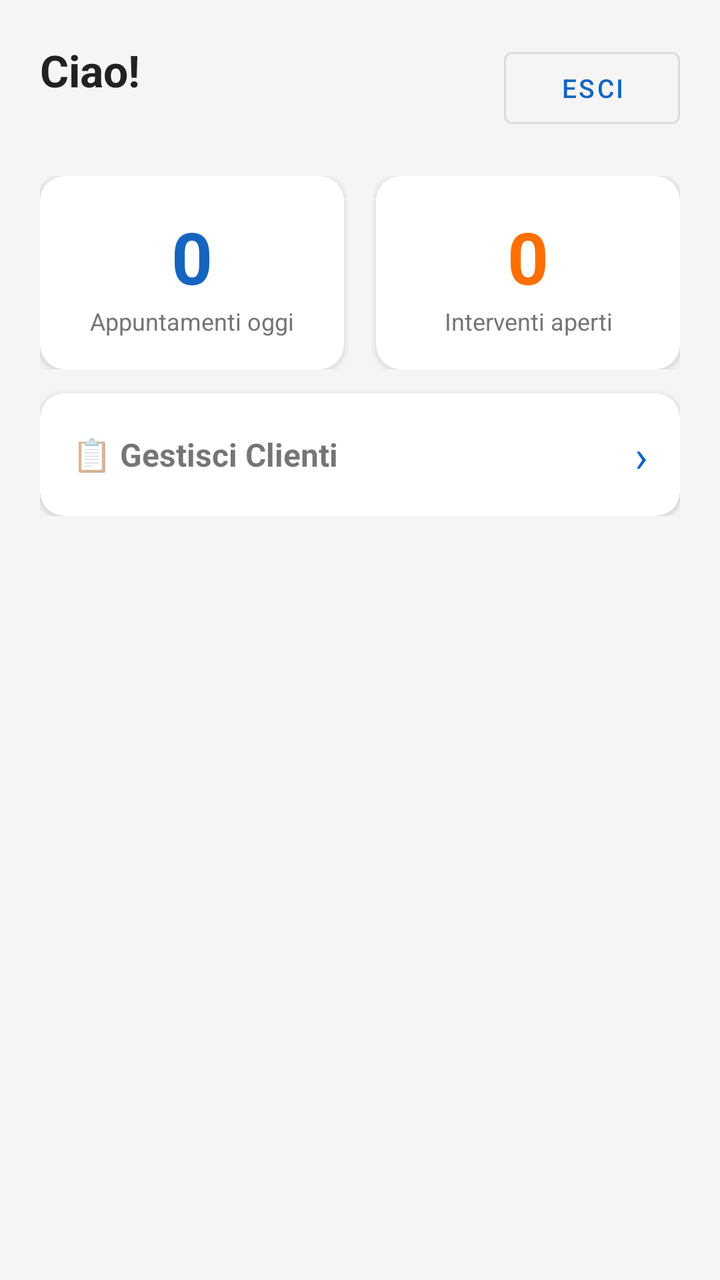
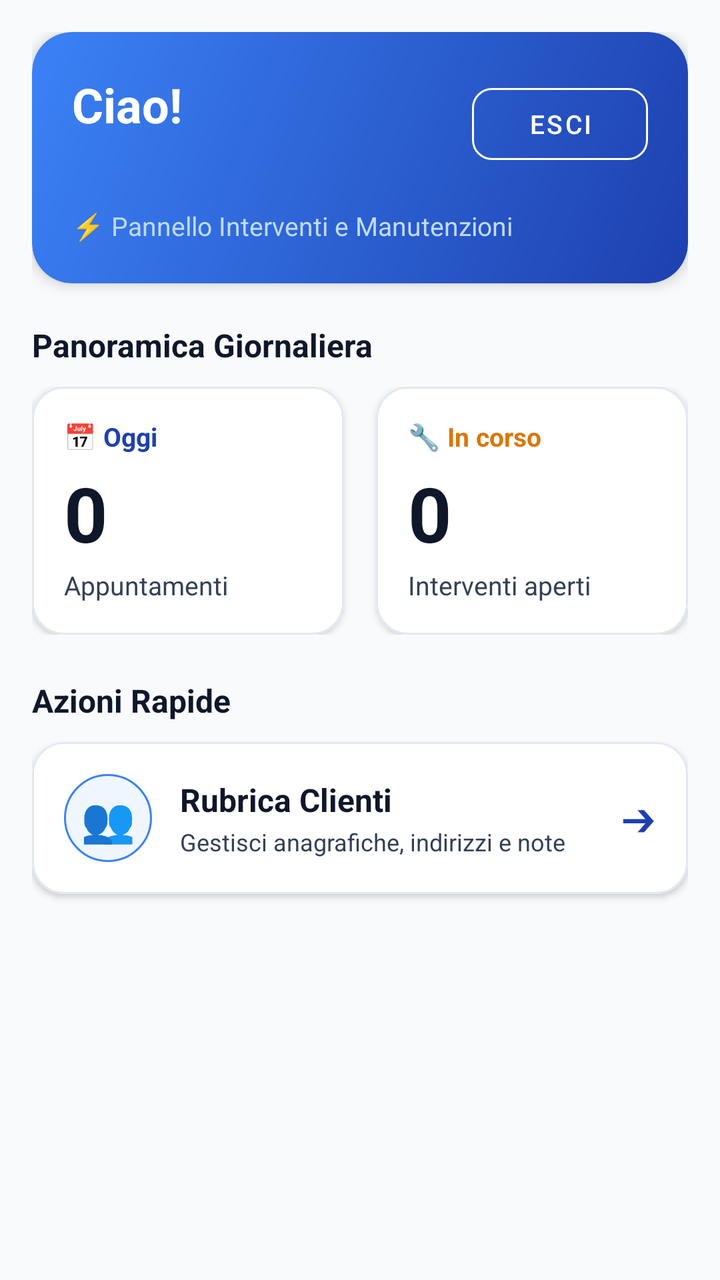

Compare the two renders of this Android layout. The source of the first and the diff that turns it into the second are given below.
<!-- AndroidManifest.xml: application theme Theme.TechInterventionApp -->
<!-- res/layout/fragment_dashboard.xml -->
<?xml version="1.0" encoding="utf-8"?>
<ScrollView
    xmlns:android="http://schemas.android.com/apk/res/android"
    xmlns:app="http://schemas.android.com/apk/res-auto"
    android:layout_width="match_parent"
    android:layout_height="match_parent"
    android:background="@color/background">

    <LinearLayout
        android:layout_width="match_parent"
        android:layout_height="wrap_content"
        android:orientation="vertical"
        android:padding="20dp">

        
        <LinearLayout
            android:layout_width="match_parent"
            android:layout_height="wrap_content"
            android:orientation="horizontal"
            android:gravity="center_vertical">

            <LinearLayout
                android:layout_width="0dp"
                android:layout_height="wrap_content"
                android:layout_weight="1"
                android:orientation="vertical">

                <TextView
                    android:id="@+id/tv_welcome"
                    android:layout_width="wrap_content"
                    android:layout_height="wrap_content"
                    android:text="Ciao!"
                    android:textSize="22sp"
                    android:textStyle="bold"
                    android:textColor="@color/on_surface" />

                <TextView
                    android:id="@+id/tv_date"
                    android:layout_width="wrap_content"
                    android:layout_height="wrap_content"
                    android:textSize="13sp"
                    android:textColor="@color/text_secondary" />
            </LinearLayout>

            <com.google.android.material.button.MaterialButton
                android:id="@+id/btn_logout"
                style="@style/Widget.MaterialComponents.Button.OutlinedButton"
                android:layout_width="wrap_content"
                android:layout_height="wrap_content"
                android:text="Esci"
                android:textSize="13sp" />
        </LinearLayout>

        
        <LinearLayout
            android:layout_width="match_parent"
            android:layout_height="wrap_content"
            android:orientation="horizontal"
            android:layout_marginTop="20dp">

            <com.google.android.material.card.MaterialCardView
                android:id="@+id/card_appointments"
                android:layout_width="0dp"
                android:layout_height="wrap_content"
                android:layout_weight="1"
                app:cardCornerRadius="12dp"
                app:cardElevation="2dp"
                android:layout_marginEnd="8dp">

                <LinearLayout
                    android:layout_width="match_parent"
                    android:layout_height="wrap_content"
                    android:orientation="vertical"
                    android:padding="16dp"
                    android:gravity="center">

                    <TextView
                        android:id="@+id/tv_appointment_count"
                        android:layout_width="wrap_content"
                        android:layout_height="wrap_content"
                        android:text="0"
                        android:textSize="36sp"
                        android:textStyle="bold"
                        android:textColor="@color/primary" />

                    <TextView
                        android:layout_width="wrap_content"
                        android:layout_height="wrap_content"
                        android:text="Appuntamenti oggi"
                        android:textSize="12sp"
                        android:textColor="@color/text_secondary"
                        android:gravity="center" />
                </LinearLayout>
            </com.google.android.material.card.MaterialCardView>

            <com.google.android.material.card.MaterialCardView
                android:id="@+id/card_interventions"
                android:layout_width="0dp"
                android:layout_height="wrap_content"
                android:layout_weight="1"
                app:cardCornerRadius="12dp"
                app:cardElevation="2dp"
                android:layout_marginStart="8dp">

                <LinearLayout
                    android:layout_width="match_parent"
                    android:layout_height="wrap_content"
                    android:orientation="vertical"
                    android:padding="16dp"
                    android:gravity="center">

                    <TextView
                        android:id="@+id/tv_intervention_count"
                        android:layout_width="wrap_content"
                        android:layout_height="wrap_content"
                        android:text="0"
                        android:textSize="36sp"
                        android:textStyle="bold"
                        android:textColor="@color/secondary" />

                    <TextView
                        android:layout_width="wrap_content"
                        android:layout_height="wrap_content"
                        android:text="Interventi aperti"
                        android:textSize="12sp"
                        android:textColor="@color/text_secondary"
                        android:gravity="center" />
                </LinearLayout>
            </com.google.android.material.card.MaterialCardView>
        </LinearLayout>

        
        <com.google.android.material.card.MaterialCardView
            android:id="@+id/card_clients"
            android:layout_width="match_parent"
            android:layout_height="wrap_content"
            app:cardCornerRadius="12dp"
            app:cardElevation="2dp"
            android:layout_marginTop="12dp">

            <LinearLayout
                android:layout_width="match_parent"
                android:layout_height="wrap_content"
                android:padding="16dp"
                android:orientation="horizontal"
                android:gravity="center_vertical">

                <TextView
                    android:layout_width="0dp"
                    android:layout_height="wrap_content"
                    android:layout_weight="1"
                    android:text="📋 Gestisci Clienti"
                    android:textSize="16sp"
                    android:textStyle="bold" />

                <TextView
                    android:layout_width="wrap_content"
                    android:layout_height="wrap_content"
                    android:text="›"
                    android:textSize="22sp"
                    android:textColor="@color/primary" />
            </LinearLayout>
        </com.google.android.material.card.MaterialCardView>

    </LinearLayout>
</ScrollView>
<!-- resources referenced by this layout -->
<resources>
  <color name="background">#F5F5F5</color>
  <color name="on_surface">#212121</color>
  <color name="primary">#1565C0</color>
  <color name="secondary">#FF6F00</color>
  <color name="text_secondary">#757575</color>
  <style name="Theme.TechInterventionApp" parent="Theme.MaterialComponents.DayNight.NoActionBar">
          
          <item name="colorPrimary">@color/primary</item>
          <item name="colorPrimaryVariant">@color/primary_variant</item>
          <item name="colorOnPrimary">@color/white</item>
          <item name="colorSecondary">@color/secondary</item>
          <item name="colorSecondaryVariant">@color/secondary_variant</item>
          <item name="colorOnSecondary">@color/white</item>
          <item name="colorError">@color/error</item>
  
          
          <item name="android:colorBackground">@color/background</item>
          <item name="colorSurface">@color/surface</item>
          <item name="colorOnSurface">@color/on_surface</item>
  
          
          <item name="android:statusBarColor">@color/primary_variant</item>
      </style>
  <color name="primary_variant">#003c8f</color>
  <color name="white">#FFFFFF</color>
  <color name="secondary_variant">#c43e00</color>
  <color name="error">#B00020</color>
  <color name="surface">#FFFFFF</color>
</resources>

<!-- the commit's change to res/layout/fragment_dashboard.xml (unified diff, before → after) -->
@@ -4,67 +4,111 @@
     xmlns:app="http://schemas.android.com/apk/res-auto"
     android:layout_width="match_parent"
     android:layout_height="match_parent"
+    android:fillViewport="true"
     android:background="@color/background">
 
     <LinearLayout
         android:layout_width="match_parent"
         android:layout_height="wrap_content"
         android:orientation="vertical"
-        android:padding="20dp">
+        android:padding="16dp">
+
+        
+        <com.google.android.material.card.MaterialCardView
+            android:layout_width="match_parent"
+            android:layout_height="wrap_content"
+            app:cardCornerRadius="20dp"
+            app:cardElevation="4dp"
+            app:strokeWidth="0dp">
+
+            <LinearLayout
+                android:layout_width="match_parent"
+                android:layout_height="wrap_content"
+                android:background="@drawable/bg_header_card"
+                android:orientation="vertical"
+                android:padding="20dp">
+
+                <LinearLayout
+                    android:layout_width="match_parent"
+                    android:layout_height="wrap_content"
+                    android:orientation="horizontal"
+                    android:gravity="center_vertical">
+
+                    <LinearLayout
+                        android:layout_width="0dp"
+                        android:layout_height="wrap_content"
+                        android:layout_weight="1"
+                        android:orientation="vertical">
+
+                        <TextView
+                            android:id="@+id/tv_welcome"
+                            android:layout_width="wrap_content"
+                            android:layout_height="wrap_content"
+                            android:text="Ciao!"
+                            android:textSize="24sp"
+                            android:textStyle="bold"
+                            android:textColor="@color/white" />
+
+                        <TextView
+                            android:id="@+id/tv_date"
+                            android:layout_width="wrap_content"
+                            android:layout_height="wrap_content"
+                            android:textSize="13sp"
+                            android:textColor="#E0E7FF"
+                            android:layout_marginTop="2dp" />
+                    </LinearLayout>
+
+                    <com.google.android.material.button.MaterialButton
+                        android:id="@+id/btn_logout"
+                        style="@style/Widget.MaterialComponents.Button.TextButton"
+                        android:layout_width="wrap_content"
+                        android:layout_height="wrap_content"
+                        android:text="Esci"
+                        android:textColor="@color/white"
+                        android:textSize="13sp"
+                        app:strokeColor="#FFFFFF"
+                        app:strokeWidth="1dp"
+                        app:cornerRadius="10dp" />
+                </LinearLayout>
+
+                <TextView
+                    android:layout_width="wrap_content"
+                    android:layout_height="wrap_content"
+                    android:text="⚡ Pannello Interventi e Manutenzioni"
+                    android:textSize="13sp"
+                    android:textColor="#BFDBFE"
+                    android:layout_marginTop="16dp" />
+
+            </LinearLayout>
+        </com.google.android.material.card.MaterialCardView>
+
+        
+        <TextView
+            android:layout_width="match_parent"
+            android:layout_height="wrap_content"
+            android:text="Panoramica Giornaliera"
+            android:textSize="16sp"
+            android:textStyle="bold"
+            android:textColor="@color/text_primary"
+            android:layout_marginTop="20dp"
+            android:layout_marginBottom="10dp" />
 
         
         <LinearLayout
             android:layout_width="match_parent"
             android:layout_height="wrap_content"
-            android:orientation="horizontal"
-            android:gravity="center_vertical">
-
-            <LinearLayout
-                android:layout_width="0dp"
-                android:layout_height="wrap_content"
-                android:layout_weight="1"
-                android:orientation="vertical">
-
-                <TextView
-                    android:id="@+id/tv_welcome"
-                    android:layout_width="wrap_content"
-                    android:layout_height="wrap_content"
-                    android:text="Ciao!"
-                    android:textSize="22sp"
-                    android:textStyle="bold"
-                    android:textColor="@color/on_surface" />
-
-                <TextView
-                    android:id="@+id/tv_date"
-                    android:layout_width="wrap_content"
-                    android:layout_height="wrap_content"
-                    android:textSize="13sp"
-                    android:textColor="@color/text_secondary" />
-            </LinearLayout>
-
-            <com.google.android.material.button.MaterialButton
-                android:id="@+id/btn_logout"
-                style="@style/Widget.MaterialComponents.Button.OutlinedButton"
-                android:layout_width="wrap_content"
-                android:layout_height="wrap_content"
-                android:text="Esci"
-                android:textSize="13sp" />
-        </LinearLayout>
-
-        
-        <LinearLayout
-            android:layout_width="match_parent"
-            android:layout_height="wrap_content"
-            android:orientation="horizontal"
-            android:layout_marginTop="20dp">
-
+            android:orientation="horizontal">
+
+            
             <com.google.android.material.card.MaterialCardView
                 android:id="@+id/card_appointments"
                 android:layout_width="0dp"
                 android:layout_height="wrap_content"
                 android:layout_weight="1"
-                app:cardCornerRadius="12dp"
+                app:cardCornerRadius="16dp"
                 app:cardElevation="2dp"
+                app:strokeColor="@color/border_subtle"
+                app:strokeWidth="1dp"
                 android:layout_marginEnd="8dp">
 
                 <LinearLayout
@@ -72,34 +116,46 @@
                     android:layout_height="wrap_content"
                     android:orientation="vertical"
                     android:padding="16dp"
-                    android:gravity="center">
+                    android:background="@color/surface">
+
+                    <TextView
+                        android:layout_width="wrap_content"
+                        android:layout_height="wrap_content"
+                        android:text="📅 Oggi"
+                        android:textSize="13sp"
+                        android:textStyle="bold"
+                        android:textColor="@color/primary" />
 
                     <TextView
                         android:id="@+id/tv_appointment_count"
                         android:layout_width="wrap_content"
                         android:layout_height="wrap_content"
                         android:text="0"
-                        android:textSize="36sp"
-                        android:textStyle="bold"
-                        android:textColor="@color/primary" />
-
-                    <TextView
-                        android:layout_width="wrap_content"
-                        android:layout_height="wrap_content"
-                        android:text="Appuntamenti oggi"
-                        android:textSize="12sp"
+                        android:textSize="38sp"
+                        android:textStyle="bold"
+                        android:textColor="@color/text_primary"
+                        android:layout_marginTop="4dp" />
+
+                    <TextView
+                        android:layout_width="wrap_content"
+                        android:layout_height="wrap_content"
+                        android:text="Appuntamenti"
+                        android:textSize="13sp"
                         android:textColor="@color/text_secondary"
-                        android:gravity="center" />
+                        android:layout_marginTop="2dp" />
                 </LinearLayout>
             </com.google.android.material.card.MaterialCardView>
 
+            
             <com.google.android.material.card.MaterialCardView
                 android:id="@+id/card_interventions"
                 android:layout_width="0dp"
                 android:layout_height="wrap_content"
                 android:layout_weight="1"
-                app:cardCornerRadius="12dp"
+                app:cardCornerRadius="16dp"
                 app:cardElevation="2dp"
+                app:strokeColor="@color/border_subtle"
+                app:strokeWidth="1dp"
                 android:layout_marginStart="8dp">
 
                 <LinearLayout
@@ -107,57 +163,104 @@
                     android:layout_height="wrap_content"
                     android:orientation="vertical"
                     android:padding="16dp"
-                    android:gravity="center">
+                    android:background="@color/surface">
+
+                    <TextView
+                        android:layout_width="wrap_content"
+                        android:layout_height="wrap_content"
+                        android:text="🔧 In corso"
+                        android:textSize="13sp"
+                        android:textStyle="bold"
+                        android:textColor="@color/secondary" />
 
                     <TextView
                         android:id="@+id/tv_intervention_count"
                         android:layout_width="wrap_content"
                         android:layout_height="wrap_content"
                         android:text="0"
-                        android:textSize="36sp"
-                        android:textStyle="bold"
-                        android:textColor="@color/secondary" />
+                        android:textSize="38sp"
+                        android:textStyle="bold"
+                        android:textColor="@color/text_primary"
+                        android:layout_marginTop="4dp" />
 
                     <TextView
                         android:layout_width="wrap_content"
                         android:layout_height="wrap_content"
                         android:text="Interventi aperti"
+                        android:textSize="13sp"
+                        android:textColor="@color/text_secondary"
+                        android:layout_marginTop="2dp" />
+                </LinearLayout>
+            </com.google.android.material.card.MaterialCardView>
+        </LinearLayout>
+
+        
+        <TextView
+            android:layout_width="match_parent"
+            android:layout_height="wrap_content"
+            android:text="Azioni Rapide"
+            android:textSize="16sp"
+            android:textStyle="bold"
+            android:textColor="@color/text_primary"
+            android:layout_marginTop="22dp"
+            android:layout_marginBottom="10dp" />
+
+        
+        <com.google.android.material.card.MaterialCardView
+            android:id="@+id/card_clients"
+            android:layout_width="match_parent"
+            android:layout_height="wrap_content"
+            app:cardCornerRadius="16dp"
+            app:cardElevation="2dp"
+            app:strokeColor="@color/border_subtle"
+            app:strokeWidth="1dp"
+            android:layout_marginBottom="12dp">
+
+            <LinearLayout
+                android:layout_width="match_parent"
+                android:layout_height="wrap_content"
+                android:padding="16dp"
+                android:orientation="horizontal"
+                android:gravity="center_vertical"
+                android:background="@color/surface">
+
+                <TextView
+                    android:layout_width="44dp"
+                    android:layout_height="44dp"
+                    android:text="👥"
+                    android:textSize="22sp"
+                    android:gravity="center"
+                    android:background="@drawable/bg_client_avatar" />
+
+                <LinearLayout
+                    android:layout_width="0dp"
+                    android:layout_height="wrap_content"
+                    android:layout_weight="1"
+                    android:orientation="vertical"
+                    android:layout_marginStart="14dp">
+
+                    <TextView
+                        android:layout_width="wrap_content"
+                        android:layout_height="wrap_content"
+                        android:text="Rubrica Clienti"
+                        android:textSize="16sp"
+                        android:textStyle="bold"
+                        android:textColor="@color/text_primary" />
+
+                    <TextView
+                        android:layout_width="wrap_content"
+                        android:layout_height="wrap_content"
+                        android:text="Gestisci anagrafiche, indirizzi e note"
                         android:textSize="12sp"
                         android:textColor="@color/text_secondary"
-                        android:gravity="center" />
-                </LinearLayout>
-            </com.google.android.material.card.MaterialCardView>
-        </LinearLayout>
-
-        
-        <com.google.android.material.card.MaterialCardView
-            android:id="@+id/card_clients"
-            android:layout_width="match_parent"
-            android:layout_height="wrap_content"
-            app:cardCornerRadius="12dp"
-            app:cardElevation="2dp"
-            android:layout_marginTop="12dp">
-
-            <LinearLayout
-                android:layout_width="match_parent"
-                android:layout_height="wrap_content"
-                android:padding="16dp"
-                android:orientation="horizontal"
-                android:gravity="center_vertical">
-
-                <TextView
-                    android:layout_width="0dp"
-                    android:layout_height="wrap_content"
-                    android:layout_weight="1"
-                    android:text="📋 Gestisci Clienti"
-                    android:textSize="16sp"
-                    android:textStyle="bold" />
+                        android:layout_marginTop="2dp" />
+                </LinearLayout>
 
                 <TextView
                     android:layout_width="wrap_content"
                     android:layout_height="wrap_content"
-                    android:text="›"
-                    android:textSize="22sp"
+                    android:text="➔"
+                    android:textSize="18sp"
                     android:textColor="@color/primary" />
             </LinearLayout>
         </com.google.android.material.card.MaterialCardView>
<!-- resource entries referenced after the edit -->
@@ -1,11 +1,11 @@
 <!-- resources referenced by this layout -->
 <resources>
-  <color name="background">#F5F5F5</color>
-  <color name="on_surface">#212121</color>
-  <color name="primary">#1565C0</color>
-  <color name="secondary">#FF6F00</color>
-  <color name="text_secondary">#757575</color>
-  <style name="Theme.TechInterventionApp" parent="Theme.MaterialComponents.DayNight.NoActionBar">
+  <color name="background">#F8FAFC</color>
+  <color name="border_subtle">#E2E8F0</color>
+  <color name="primary">#1E40AF</color>
+  <color name="secondary">#D97706</color>
+  <color name="text_secondary">#334155</color>
+  <style name="Theme.TechInterventionApp" parent="Theme.MaterialComponents.Light.NoActionBar">
           
           <item name="colorPrimary">@color/primary</item>
           <item name="colorPrimaryVariant">@color/primary_variant</item>
@@ -18,15 +18,60 @@
           
           <item name="android:colorBackground">@color/background</item>
           <item name="colorSurface">@color/surface</item>
-          <item name="colorOnSurface">@color/on_surface</item>
+          <item name="colorOnSurface">@color/text_primary</item>
   
           
-          <item name="android:statusBarColor">@color/primary_variant</item>
+          <item name="android:textColor">@color/text_primary</item>
+          <item name="android:textColorPrimary">@color/text_primary</item>
+          <item name="android:textColorSecondary">@color/text_secondary</item>
+          <item name="android:textColorHint">@color/text_muted</item>
+  
+          
+          <item name="android:statusBarColor">@color/background</item>
+          <item name="android:windowLightStatusBar">true</item>
+          <item name="android:navigationBarColor">@color/surface</item>
+          <item name="android:windowLightNavigationBar">true</item>
+  
+          
+          <item name="textInputStyle">@style/Widget.App.TextInputLayout</item>
       </style>
-  <color name="primary_variant">#003c8f</color>
+  <color name="primary_subtle">#EFF6FF</color>
+  <color name="primary_light">#3B82F6</color>
+  <color name="primary_variant">#172554</color>
   <color name="white">#FFFFFF</color>
-  <color name="secondary_variant">#c43e00</color>
-  <color name="error">#B00020</color>
+  <!-- drawable bg_client_avatar (drawable) -->
+  <?xml version="1.0" encoding="utf-8"?>
+  <shape xmlns:android="http://schemas.android.com/apk/res/android"
+      android:shape="oval">
+      <solid android:color="@color/primary_subtle" />
+      <stroke
+          android:width="1dp"
+          android:color="@color/primary_light" />
+  </shape>
+  <!-- drawable bg_header_card (drawable) -->
+  <?xml version="1.0" encoding="utf-8"?>
+  <shape xmlns:android="http://schemas.android.com/apk/res/android"
+      android:shape="rectangle">
+      <gradient
+          android:startColor="#1E40AF"
+          android:endColor="#3B82F6"
+          android:angle="135" />
+      <corners android:radius="20dp" />
+  </shape>
+  <color name="secondary_variant">#B45309</color>
+  <color name="error">#DC2626</color>
+  <color name="text_muted">#64748B</color>
+  <style name="Widget.App.TextInputLayout" parent="Widget.MaterialComponents.TextInputLayout.OutlinedBox">
+          <item name="boxStrokeColor">@color/primary</item>
+          <item name="boxStrokeWidth">1.5dp</item>
+          <item name="boxCornerRadiusTopStart">12dp</item>
+          <item name="boxCornerRadiusTopEnd">12dp</item>
+          <item name="boxCornerRadiusBottomStart">12dp</item>
+          <item name="boxCornerRadiusBottomEnd">12dp</item>
+          <item name="hintTextColor">@color/primary</item>
+          <item name="android:textColorHint">@color/text_muted</item>
+      </style>
   <color name="surface">#FFFFFF</color>
+  <color name="text_primary">#0F172A</color>
 </resources>
 
